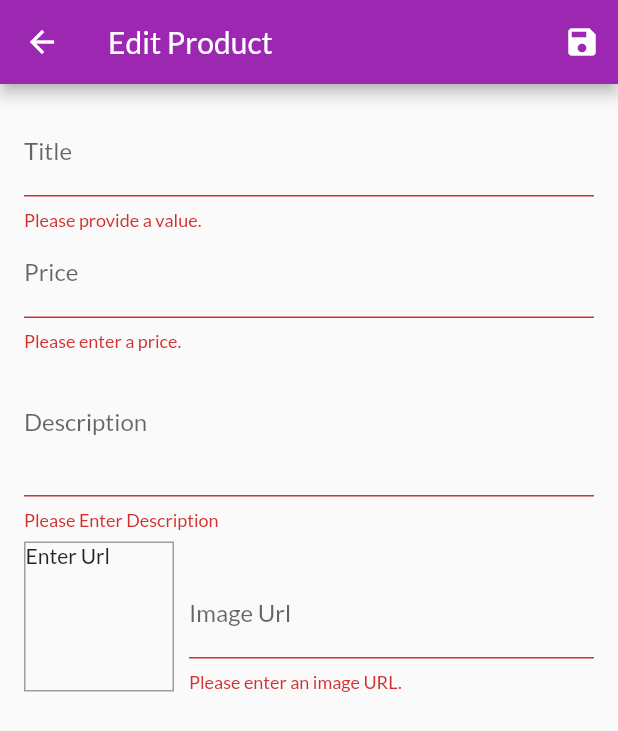
After one commit to shreyassingh431/shop_flutter, a Flutter app: the EditProductScreen screen opened by its route, after a tap on the "save" icon, on a phone screen of 412 x 824 dp. The commit adds this screen. Shown: the top 731 px of the screen. Run offline on Flutter 3.47's test engine with Material 2 defaults, Android fonts, the phone set to English and light mode, and no system bars; network calls fail.

Commit message:
Section 9 (forms and user input) completed

```diff
--- a/lib/main.dart
+++ b/lib/main.dart
@@ -3,10 +3,12 @@ import 'package:shop/providers/cart.dart';
 import 'package:shop/providers/orders.dart';
 import 'package:shop/providers/products.dart';
 import 'package:shop/screens/cart_screen.dart';
+import 'package:shop/screens/edit_product_screen.dart';
 import 'package:shop/screens/orders_screen.dart';
 import 'package:shop/screens/product_details_screen.dart';
 import 'package:shop/screens/products_overview_screen.dart';
 import 'package:provider/provider.dart';
+import 'package:shop/screens/user_products_screen.dart';
 
 void main() => runApp(MyApp());
 
@@ -33,6 +35,8 @@ class MyApp extends StatelessWidget {
           ProductDetailsScreen.routeName: (ctx) => ProductDetailsScreen(),
           CartScreen.routeName: (ctx) => CartScreen(),
           OrderScreen.routeName: (ctx) => OrderScreen(),
+          UserProductScreen.routeName: (ctx) => UserProductScreen(),
+          EditProductScreen.routeName: (ctx) => EditProductScreen(),
         },
       ),
     );
--- a/lib/providers/products.dart
+++ b/lib/providers/products.dart
@@ -42,10 +42,6 @@ class Products with ChangeNotifier {
     return _items.firstWhere((prod) => prod.id == id);
   }
 
-  void addProduct() {
-    // _items.add(value);
-    notifyListeners();
-  }
 
   List<Product> get items {
 
@@ -72,4 +68,36 @@ class Products with ChangeNotifier {
     _showFavouritesOnly = false;
     notifyListeners();
   }
+
+
+
+  void addProduct(Product product) {
+    final newProduct = Product(
+      title: product.title,
+      description: product.description,
+      price: product.price,
+      imageUrl: product.imageUrl,
+      id: DateTime.now().toString(),
+    );
+    _items.add(newProduct);
+    // _items.insert(0, newProduct); // at the start of the list
+    notifyListeners();
+  }
+
+  void updateProduct(String id, Product newProduct) {
+    final prodIndex = _items.indexWhere((prod) => prod.id == id);
+    if (prodIndex >= 0) {
+      _items[prodIndex] = newProduct;
+      notifyListeners();
+    } else {
+      print('...');
+    }
+  }
+
+  void deleteProduct(String id) {
+    _items.removeWhere((prod) => prod.id == id);
+    notifyListeners();
+  }
+
+
 }
--- /dev/null
+++ b/lib/screens/edit_product_screen.dart
@@ -0,0 +1,264 @@
+import 'package:flutter/cupertino.dart';
+import 'package:flutter/material.dart';
+import 'package:flutter/services.dart';
+import 'package:shop/providers/product.dart';
+import 'package:provider/provider.dart';
+import 'package:shop/providers/products.dart';
+
+class EditProductScreen extends StatefulWidget {
+  static const routeName = '/edit-product';
+  @override
+  _EditProductScreenState createState() => _EditProductScreenState();
+}
+
+class _EditProductScreenState extends State<EditProductScreen> {
+
+  var _isInit = true;
+  final _priceFocusNode = FocusNode();
+  final _descriptionFocusNode = FocusNode();
+  final _imageUrlController = TextEditingController();
+  final _imageUrlFocusNode = FocusNode();
+  final _form = GlobalKey<FormState>();
+
+// default product
+  var _editedProduct = Product(
+    id: null,
+    title: '',
+    price: 0,
+    description: '',
+    imageUrl: '',
+  );
+
+
+  var _initValues = {
+    'title': '',
+    'description': '',
+    'price': '',
+    'imageUrl': '',
+  };
+
+  @override
+  Widget build(BuildContext context) {
+    return Scaffold(
+      appBar: AppBar(
+        title: Text('Edit Product'),
+        actions: <Widget>[
+          IconButton(
+            icon: Icon(Icons.save),
+            onPressed: _saveForm,
+          )
+        ],
+      ),
+      body: Padding(
+        padding: const EdgeInsets.all(16.0),
+        child: Form(
+            key: _form,
+            child: ListView(
+          children: <Widget>[
+            TextFormField(
+              initialValue: _initValues['title'],
+              decoration: InputDecoration(labelText: 'Title'),
+              textInputAction: TextInputAction.next,
+              onFieldSubmitted: (_) {
+                FocusScope.of(context).requestFocus(_priceFocusNode);
+              },
+              validator: (value) {
+                if (value.isEmpty) {
+                  return 'Please provide a value.';
+                }
+                return null;
+              },
+              onSaved: (value) {
+                _editedProduct = Product(
+                  title: value,
+                  price: _editedProduct.price,
+                  description: _editedProduct.description,
+                  imageUrl: _editedProduct.imageUrl,
+                  id: _editedProduct.id,
+                  isFavorite: _editedProduct.isFavorite,
+                );
+              },
+            ),
+            TextFormField(
+              initialValue: _initValues['price'],
+              decoration: InputDecoration(labelText: 'Price'),
+              textInputAction: TextInputAction.next,
+              keyboardType: TextInputType.number,
+              focusNode: _priceFocusNode,
+              onFieldSubmitted: (_) {
+                FocusScope.of(context).requestFocus(_descriptionFocusNode);
+              },
+              validator: (value) {
+                if (value.isEmpty) {
+                  return 'Please enter a price.';
+                }
+                if (double.parse(value) == null) {
+                  return 'Please enter valid number';
+                }
+                if (double.parse(value) <= 0) {
+                  return 'Must not be 0';
+                }
+                return null;
+              },
+              onSaved: (value) {
+                _editedProduct = Product(
+                    id: _editedProduct.id,
+                    isFavorite: _editedProduct.isFavorite,
+                    title: _editedProduct.title,
+                    description: _editedProduct.description,
+                    price: double.parse(value),
+                    imageUrl: _editedProduct.imageUrl);
+              },
+            ),
+            TextFormField(
+              initialValue: _initValues['description'],
+              decoration: InputDecoration(labelText: 'Description'),
+              maxLines: 3,
+              keyboardType: TextInputType.multiline,
+              focusNode: _descriptionFocusNode,
+              validator: (value) {
+                if (value.isEmpty) {
+                  return 'Please Enter Description';
+                }
+                if (value.length < 10) {
+                  return 'Should be at least 10 Characters long.';
+                }
+                return null;
+              },
+              onSaved: (value) {
+                _editedProduct = Product(
+                    id: _editedProduct.id,
+                    isFavorite: _editedProduct.isFavorite,
+                    title: _editedProduct.title,
+                    description: value,
+                    price: _editedProduct.price,
+                    imageUrl: _editedProduct.imageUrl);
+              },
+            ),
+            Row(
+              crossAxisAlignment: CrossAxisAlignment.end,
+              children: <Widget>[
+                Container(
+                  width: 100,
+                  height: 100,
+                  margin: EdgeInsets.only(top: 8, right: 10),
+                  decoration: BoxDecoration(
+                    border: Border.all(width: 1, color: Colors.grey),
+                  ),
+                  child: _imageUrlController.text.isEmpty
+                      ? Text('Enter Url')
+                      : FittedBox(
+                          child: Image.network(
+                            _imageUrlController.text,
+                            fit: BoxFit.cover,
+                          ),
+                        ),
+                ),
+                Expanded(
+                  child: TextFormField(
+                    decoration: InputDecoration(labelText: 'Image Url'),
+                    keyboardType: TextInputType.url,
+                    textInputAction: TextInputAction.done,
+                    controller: _imageUrlController,
+                    focusNode: _imageUrlFocusNode,
+                    onFieldSubmitted: (_){
+                      _saveForm();
+                    },
+                    validator: (value){
+                      if (value.isEmpty) {
+                        return 'Please enter an image URL.';
+                      }
+                      if (!value.startsWith('http') &&
+                          !value.startsWith('https')) {
+                        return 'Please enter a valid URL.';
+                      }
+                      if (!value.endsWith('.png') &&
+                          !value.endsWith('.jpg') &&
+                          !value.endsWith('.jpeg')) {
+                        return 'Please enter a valid image URL.';
+                      }
+                      return null;
+                    },
+                    onSaved: (value) {
+                      _editedProduct = Product(
+                        title: _editedProduct.title,
+                        price: _editedProduct.price,
+                        description: _editedProduct.description,
+                        imageUrl: value,
+                        id: _editedProduct.id,
+                        isFavorite: _editedProduct.isFavorite
+                      );
+                    },
+                  ),
+                )
+              ],
+            )
+          ],
+        )),
+      ),
+    );
+  }
+
+  @override
+  void initState() {
+    _imageUrlFocusNode.addListener(_updateImageUrl);
+    super.initState();
+  }
+
+  @override
+  void didChangeDependencies() {
+    if (_isInit) {
+      final productId = ModalRoute.of(context).settings.arguments as String;
+      if (productId != null) {
+        _editedProduct = Provider.of<Products>(context, listen: false).findById(productId);
+        _initValues = {
+          'title': _editedProduct.title,
+          'description': _editedProduct.description,
+          'price': _editedProduct.price.toString(),
+          // 'imageUrl': _editedProduct.imageUrl,  // you can't set init value to field as it is having _imageUrlController
+          'imageUrl': '',
+        };
+        _imageUrlController.text = _editedProduct.imageUrl; // so we need to provide value to controller and it will set value to field
+      }
+    }
+    _isInit = false;
+    super.didChangeDependencies();
+  }
+
+  @override
+  void dispose() {
+    _imageUrlFocusNode.removeListener(_updateImageUrl);
+    _priceFocusNode.dispose();
+    _descriptionFocusNode.dispose();
+    _imageUrlController.dispose();
+    _imageUrlFocusNode.dispose();
+    super.dispose();
+  }
+
+  void _updateImageUrl() {
+    if (!_imageUrlFocusNode.hasFocus) {
+      if ((!_imageUrlController.text.startsWith('http') &&
+          !_imageUrlController.text.startsWith('https')) ||
+          (!_imageUrlController.text.endsWith('.png') &&
+              !_imageUrlController.text.endsWith('.jpg') &&
+              !_imageUrlController.text.endsWith('.jpeg'))) {
+        return;
+      }
+      setState(() {});
+    }
+  }
+
+  void _saveForm() {
+    final isValid = _form.currentState.validate();
+    if (!isValid) {
+      return;
+    }
+    _form.currentState.save();
+    if (_editedProduct.id != null) {
+      Provider.of<Products>(context, listen: false).updateProduct(_editedProduct.id, _editedProduct);
+    } else {
+      Provider.of<Products>(context, listen: false).addProduct(_editedProduct);
+    }
+    Navigator.of(context).pop();
+  }
+}
```
Also changed, not shown: lib/screens/user_products_screen.dart (added, +41 -0 lines), lib/widgets/app_drawer.dart (+24 -7 lines), lib/widgets/user_product_item.dart (added, +44 -0 lines).
